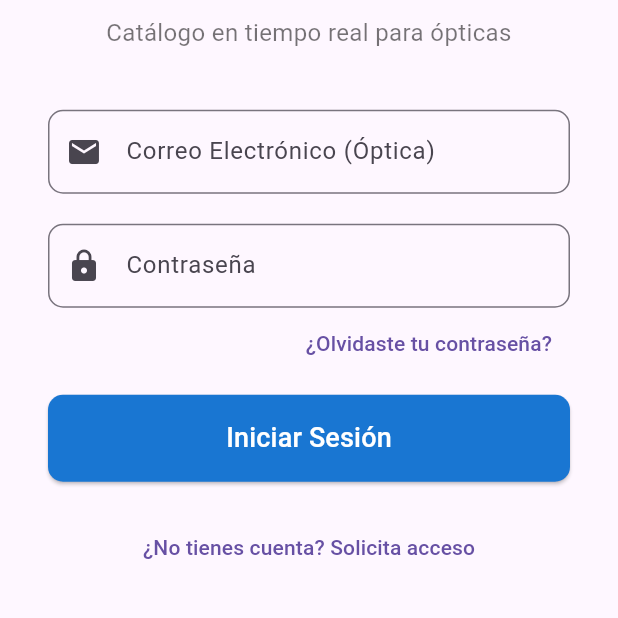
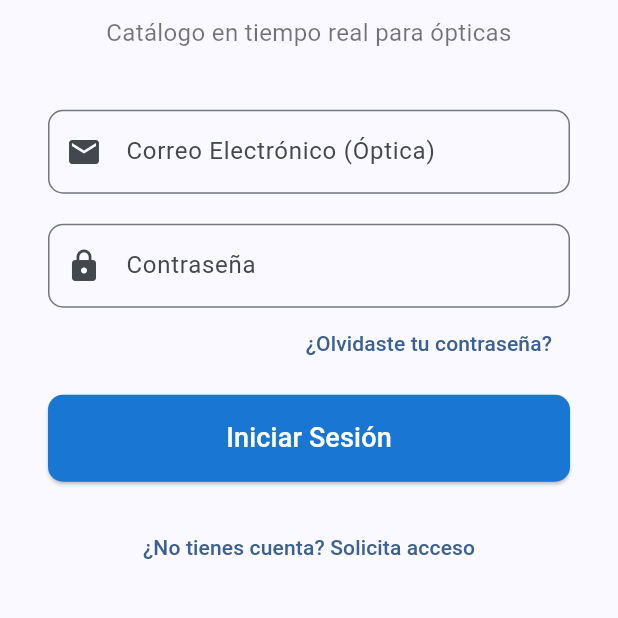
Before and after one commit to AndyZV-98/Optilink_Flutter, a Flutter app: the screen it shows after launch, on a phone screen of 412 x 824 dp, the part 398-1016 px from its top. Run offline on Flutter 3.47's test engine with Material 3 defaults, Android fonts, the phone set to English and light mode, and no system bars; our stand-ins replace cloud_firestore, file_picker, firebase_auth, firebase_core; missing offline and left inert: excel; accounts and stored records are empty.

Commit message:
Reglas de Firestore para roles, color de marca y documentación
- firestore.rules: perfiles (cada cuenta crea el suyo como óptica
  pendiente y no puede cambiar su rol ni su estado), catálogo (lo leen
  las ópticas aprobadas, lo escribe el administrador) y pedidos (los crea
  una óptica aprobada, los lee su dueña o el administrador, los actualiza
  el administrador).
- Tema con el azul de la marca para botones y chips.
- El correo largo ya no se parte en el detalle del pedido.
- README: puesta en marcha, alta del primer administrador, formato del
  Excel y modelo de datos.

Co-Authored-By: Claude <noreply@anthropic.com>
Claude-Session: https://claude.ai/code/session_01PdYRzA2iZwTNris532466f

```diff
--- a/lib/main.dart
+++ b/lib/main.dart
@@ -51,7 +51,8 @@ class OptiLinkApp extends StatelessWidget {
       title: 'OptiLink B2B',
       debugShowCheckedModeBanner: false,
       theme: ThemeData(
-        primarySwatch: Colors.blue,
+        // Azul de la marca para botones, chips y selección.
+        colorScheme: ColorScheme.fromSeed(seedColor: Colors.blue.shade700),
         appBarTheme: AppBarTheme(
           backgroundColor: Colors.blue.shade700,
           foregroundColor: Colors.white,
```
Also changed, not shown: lib/screens/order/order_detail_screen.dart (+8 -4 lines), 2 other files.
